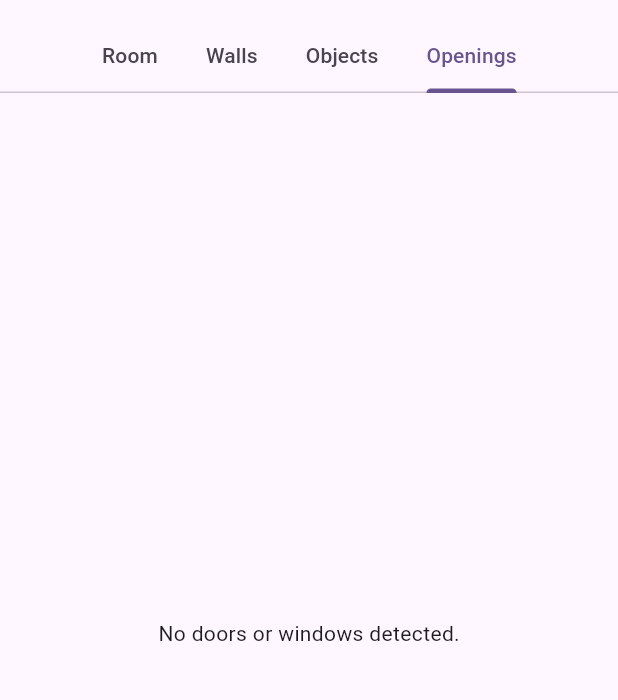
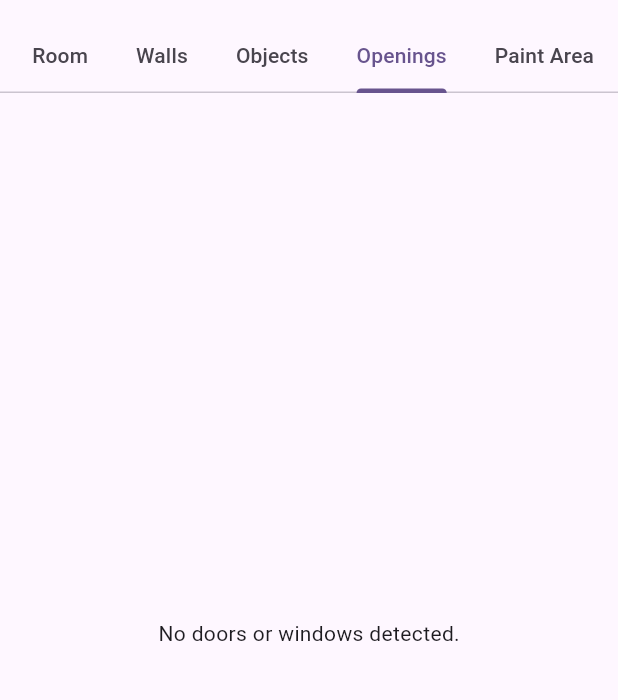
Before and after one commit to Barba2k2/flutter_roomplan, a Flutter app: the ResultsPage screen opened directly with empty values, tab 4 chosen, on a phone screen of 412 x 824 dp, the part 63-763 px from its top. Run offline on Flutter 3.47's test engine with Material 3 defaults, Android fonts, the phone set to English and light mode, and no system bars.

Commit message:
feat(example): add paint area details tab

```diff
--- a/example/lib/results_page.dart
+++ b/example/lib/results_page.dart
@@ -1,5 +1,6 @@
 import 'package:example/src/widgets/objects_details_view.dart';
 import 'package:example/src/widgets/openings_details_view.dart';
+import 'package:example/src/widgets/paint_area_details_view.dart';
 import 'package:example/src/widgets/room_details_view.dart';
 import 'package:example/src/widgets/walls_details_view.dart';
 import 'package:flutter/material.dart';
@@ -15,7 +16,7 @@ class ResultsPage extends StatelessWidget {
   @override
   Widget build(BuildContext context) {
     return DefaultTabController(
-      length: 4,
+      length: 5,
       child: Scaffold(
         appBar: AppBar(
           title: const Text('Scan Results'),
@@ -26,6 +27,7 @@ class ResultsPage extends StatelessWidget {
               Tab(text: 'Walls'),
               Tab(text: 'Objects'),
               Tab(text: 'Openings'),
+              Tab(text: 'Paint Area'),
             ],
           ),
         ),
@@ -35,6 +37,7 @@ class ResultsPage extends StatelessWidget {
             WallsDetailsView(scanResult: scanResult),
             ObjectsDetailsView(scanResult: scanResult),
             OpeningsDetailsView(scanResult: scanResult),
+            PaintAreaDetailsView(scanResult: scanResult),
           ],
         ),
       ),
```
